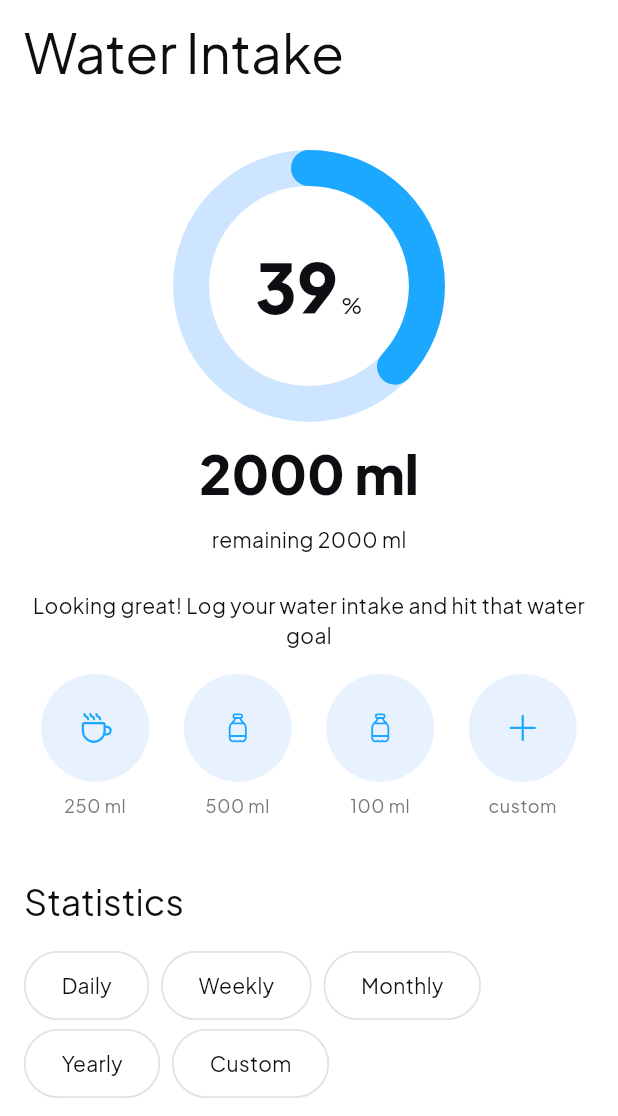
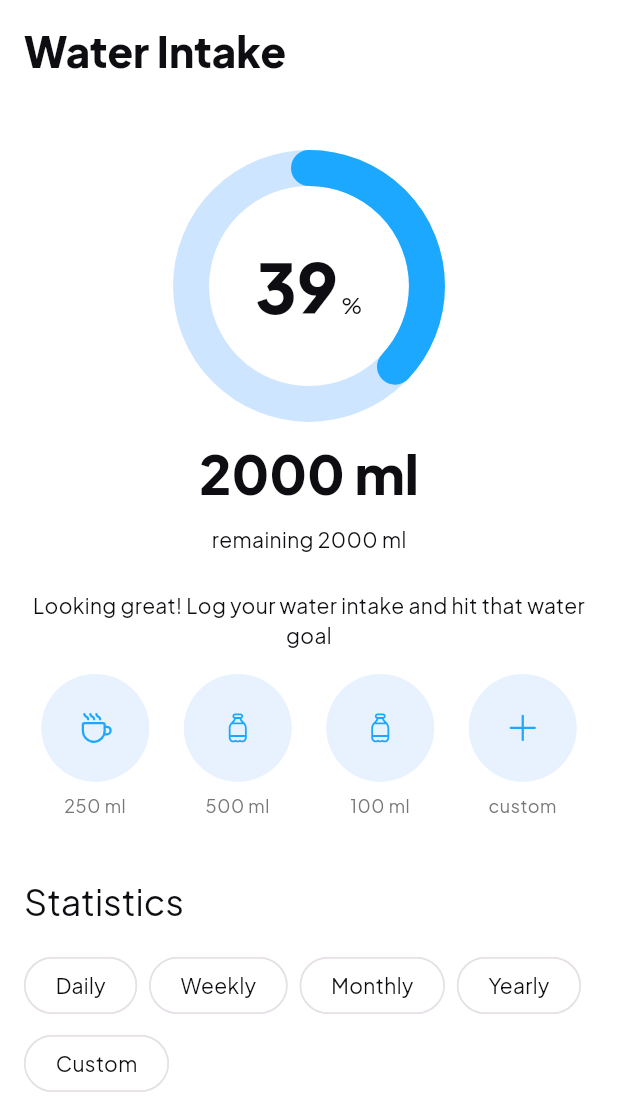
Before and after one commit to sickler-app/sickler, a Flutter app: the HomeScreen screen opened by its route, after a tap on "Water", on a phone screen of 412 x 824 dp, the part 120-1236 px from its top. Run offline on Flutter 3.47's test engine with Material 3 defaults, Android fonts, the phone set to English and light mode, and no system bars; drawn by our look-alikes of percent_indicator; our stand-ins replace cloud_firestore, equatable, firebase_auth, firebase_core, fl_chart, fluentui_system_icons and 8 more; accounts and stored records are empty; generated files the repository leaves out were written again.

Commit message:
ui: ui adjustments

```diff
--- a/lib/screens/global_components/sickler_app_bar.dart
+++ b/lib/screens/global_components/sickler_app_bar.dart
@@ -14,7 +14,7 @@ class SicklerAppBar extends StatelessWidget {
       {super.key,
       required this.pageTitle,
       this.actions,
-        this.showBackButton = true,
+      this.showBackButton = true,
       this.showTitle = true});
 
   @override
@@ -59,7 +59,9 @@ class SicklerAppBar extends StatelessWidget {
           visible: showTitle!,
           child: Padding(
             padding: const EdgeInsets.symmetric(horizontal: 16),
-            child: Text(pageTitle, style: theme.textTheme.displaySmall),
+            child: Text(pageTitle,
+                style: theme.textTheme.headlineMedium!
+                    .copyWith(fontWeight: FontWeight.w800)),
           ),
         ),
         const Gap(48),
--- a/lib/screens/global_components/sickler_chip.dart
+++ b/lib/screens/global_components/sickler_chip.dart
@@ -41,7 +41,7 @@ class _SicklerChipState extends State<SicklerChip> {
     if (widget.chipType == SicklerChipType.filter) {
       return FilterChip(
           padding: const EdgeInsets.symmetric(
-              horizontal: kPadding16, vertical: kPadding12),
+              horizontal: kPadding12, vertical: kPadding8),
           side: isSelected
               ? null
               : BorderSide(
@@ -74,7 +74,7 @@ class _SicklerChipState extends State<SicklerChip> {
         onDeleted: widget.onDeleted,
         visualDensity: VisualDensity.comfortable,
         padding: const EdgeInsets.symmetric(
-            horizontal: kPadding16, vertical: kPadding12),
+            horizontal: kPadding12, vertical: kPadding8),
         backgroundColor: theme.scaffoldBackgroundColor,
         side: BorderSide(
             width: 1,
--- a/lib/screens/home/components/feeling_card.dart
+++ b/lib/screens/home/components/feeling_card.dart
@@ -32,7 +32,8 @@ class _FeelingCardState extends State<FeelingCard> {
             children: [
               Text(
                 "How are you\nfeeling today?",
-                style: theme.textTheme.headlineSmall,
+                style: theme.textTheme.headlineSmall!
+                    .copyWith(fontWeight: FontWeight.w800),
               ),
               const Spacer(),
               RichText(
--- a/lib/screens/onboarding/onboarding_template_screen.dart
+++ b/lib/screens/onboarding/onboarding_template_screen.dart
@@ -20,8 +20,8 @@ class OnboardingTemplateScreen extends StatelessWidget {
           children: [
             Text(
               text,
-              style: theme.textTheme.displayMedium!
-                  .copyWith(fontWeight: FontWeight.w600, height: 1.5),
+              style: theme.textTheme.displaySmall!
+                  .copyWith(fontWeight: FontWeight.w700, height: 1.2),
             )
                 .animate()
                 .moveY(
```
